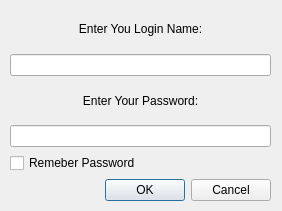
Above: branches/abhijit/Ui/login.ui from KarenMarkosyan/qttwitter before the change. Below: the same form after it.
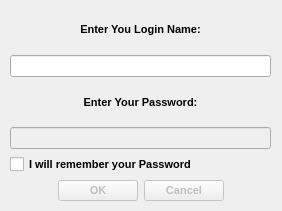
That is the form after the change. Icons and pictures are not drawn.

Commit message: Changed Login Box and Send Twit Dialog box to enable and disable the fields, and minor changes in the UI. Later will implement the login ID checking features for removing spaces and other chars. send tweet field has some features like removing extra spaces from the message.

```diff
--- a/branches/abhijit/Ui/login.ui
+++ b/branches/abhijit/Ui/login.ui
@@ -21,15 +21,33 @@
     <height>211</height>
    </size>
   </property>
-  <property name="windowTitle" >
-   <string>Dialog</string>
+  <property name="font">
+   <font>
+    <family>Lucida Grande</family>
+    <pointsize>8</pointsize>
+    <weight>75</weight>
+    <bold>true</bold>
+   </font>
   </property>
   <property name="windowIcon" >
    <iconset resource="../images/images.qrc" >
     <normaloff>:/twitter/twitter_system_tray1.png</normaloff>:/twitter/twitter_system_tray1.png</iconset>
   </property>
-  <widget class="QWidget" name="verticalLayoutWidget" >
-   <property name="geometry" >
+  <property name="windowTitle">
+   <string>Twitter Login</string>
+  </property>
+  <property name="windowIcon">
+   <iconset resource="../images/images.qrc">
+    <normaloff>:/twitter/user-online.svg</normaloff>:/twitter/user-online.svg</iconset>
+  </property>
+  <property name="autoFillBackground">
+   <bool>false</bool>
+  </property>
+  <property name="modal">
+   <bool>true</bool>
+  </property>
+  <widget class="QWidget" name="verticalLayoutWidget">
+   <property name="geometry">
     <rect>
      <x>10</x>
      <y>10</y>
@@ -65,8 +83,11 @@
      </widget>
     </item>
     <item>
-     <widget class="QLineEdit" name="passwordLineEdit" >
-      <property name="echoMode" >
+     <widget class="QLineEdit" name="passwordLineEdit">
+      <property name="enabled">
+       <bool>false</bool>
+      </property>
+      <property name="echoMode">
        <enum>QLineEdit::Password</enum>
       </property>
      </widget>
@@ -76,8 +97,8 @@
       <property name="layoutDirection" >
        <enum>Qt::LeftToRight</enum>
       </property>
-      <property name="text" >
-       <string>Remeber Password</string>
+      <property name="text">
+       <string>I will remember your Password</string>
       </property>
       <property name="tristate" >
        <bool>false</bool>
@@ -85,10 +106,22 @@
      </widget>
     </item>
     <item>
-     <widget class="QDialogButtonBox" name="buttonBox" >
-      <property name="standardButtons" >
+     <widget class="QDialogButtonBox" name="buttonBox">
+      <property name="enabled">
+       <bool>false</bool>
+      </property>
+      <property name="autoFillBackground">
+       <bool>false</bool>
+      </property>
+      <property name="orientation">
+       <enum>Qt::Horizontal</enum>
+      </property>
+      <property name="standardButtons">
        <set>QDialogButtonBox::Cancel|QDialogButtonBox::Ok</set>
       </property>
+      <property name="centerButtons">
+       <bool>true</bool>
+      </property>
      </widget>
     </item>
    </layout>
```
Left out of the diff: 55 changed lines with no effect on the pictures. The commit also changes 11 other files.
